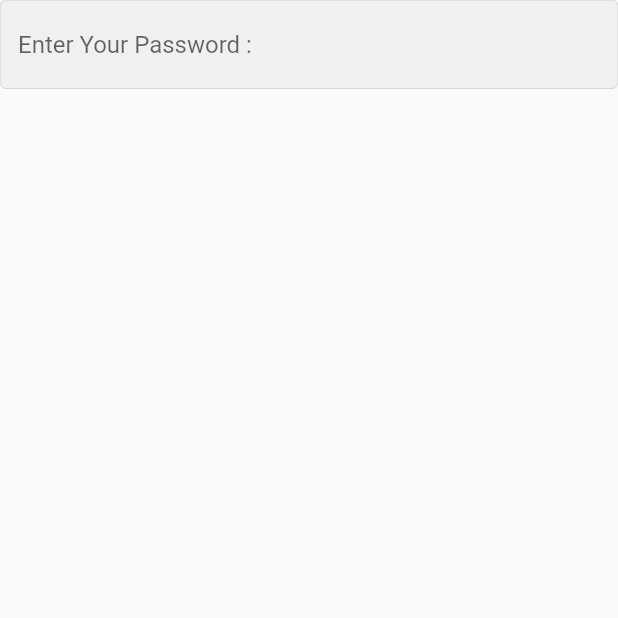
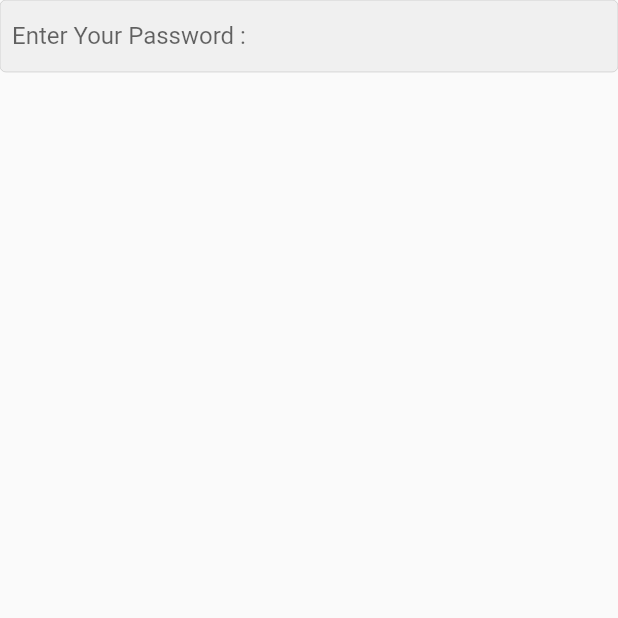
Before and after one commit to AbanoubNabile/E_commerce-app, a Flutter app: the screen it shows after launch, on a phone screen of 412 x 824 dp, the top half of it. Run offline on Flutter 3.47's test engine with Material 2 defaults, Android fonts, the phone set to English and light mode, and no system bars.

Commit message:
add edge

```diff
--- a/lib/pages/login.dart
+++ b/lib/pages/login.dart
@@ -18,8 +18,7 @@ class Login extends StatelessWidget {
                   focusedBorder: OutlineInputBorder(
                       borderSide: BorderSide(color: Colors.grey)),
                   filled: true,
-                  contentPadding:
-                  ))
+                  contentPadding: const EdgeInsets.all(8)))
         ],
       ),
     ));
```
